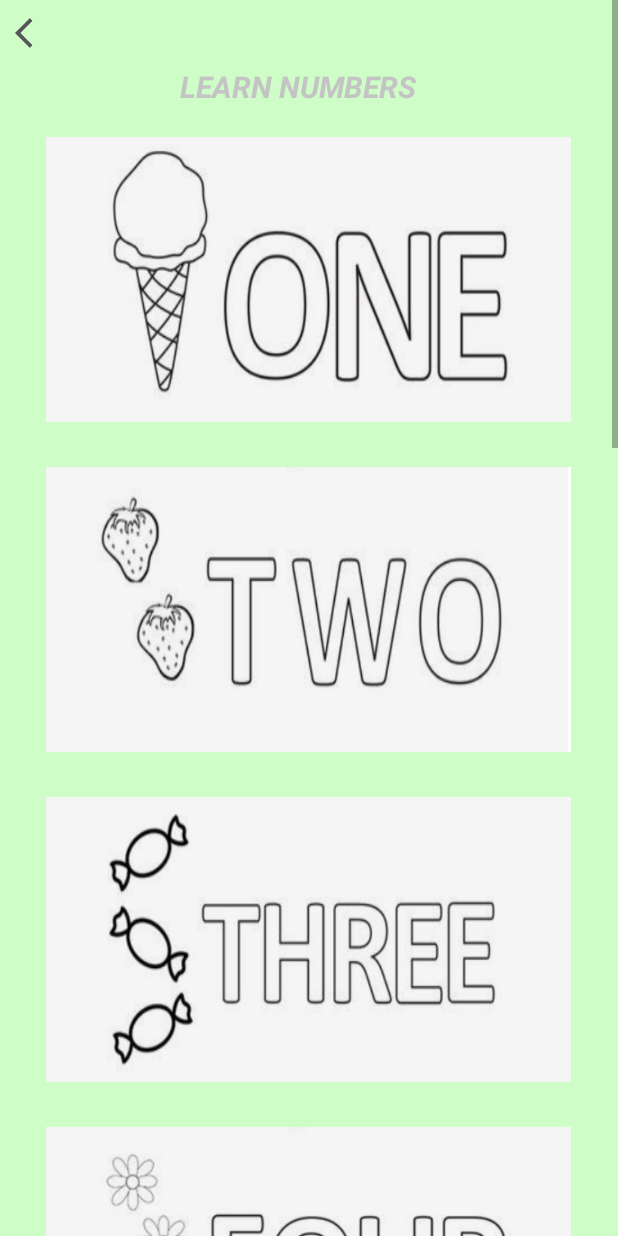
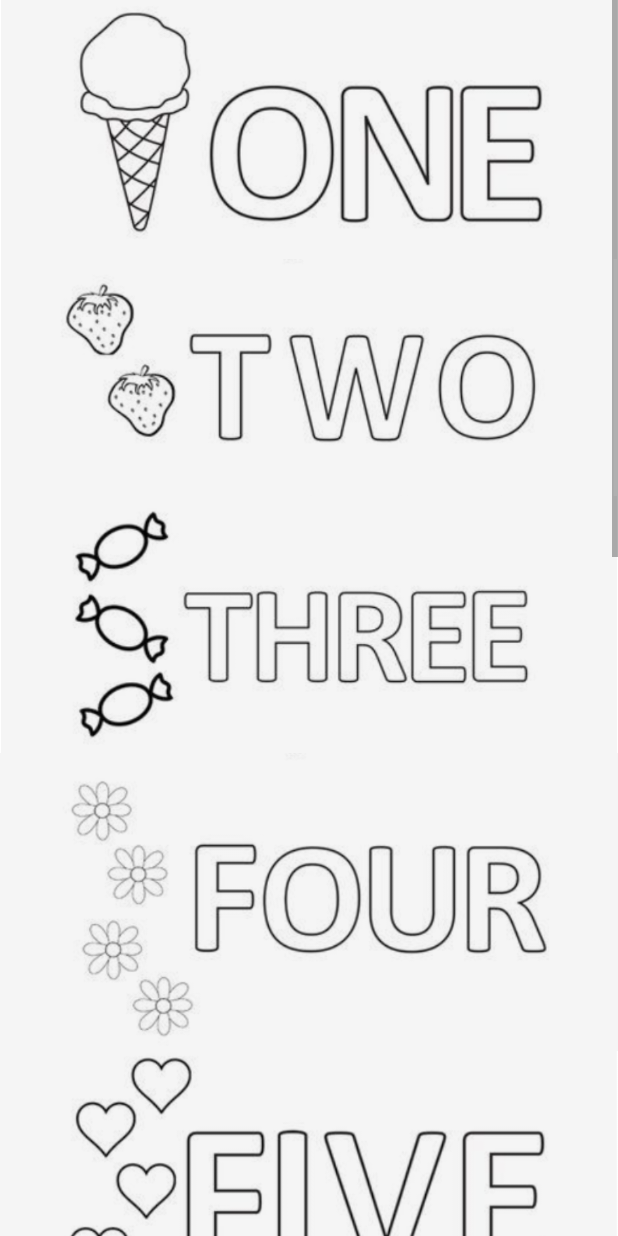
Before and after one commit to Linda-Imeri/ABCZone, an Android app: the layout activity_numbers.xml on its own in the app's theme, with its tools: preview values and no code run, on a phone screen of 412 x 824 dp. Run offline under Robolectric (Android 15) with nearby library versions, the phone set to English and light mode, and no system bars.

Commit message:
Numbers edited

```diff
--- a/app/src/main/java/com/example/abczone/MainActivity.java
+++ b/app/src/main/java/com/example/abczone/MainActivity.java
@@ -21,7 +21,7 @@ public class MainActivity extends AppCompatActivity {
         new Handler().postDelayed(new Runnable() {
             @Override
             public void run() {
-                Intent i = new Intent(getApplicationContext(), MainZone.class);
+                Intent i = new Intent(getApplicationContext(), Login.class);
                 startActivity(i);
             }
         }, 6000);
--- a/app/src/main/java/com/example/abczone/MainFragment.java
+++ b/app/src/main/java/com/example/abczone/MainFragment.java
@@ -87,7 +87,7 @@ public class MainFragment extends Fragment implements View.OnClickListener{
                 break;
 
             case R.id.learnmonths:
-                Intent intentMonths=new Intent(getActivity().getApplicationContext(), Months2.class);
+                Intent intentMonths=new Intent(getActivity().getApplicationContext(), MonthsDays.class);
                 startActivity(intentMonths);
                 break;
     }
--- a/app/src/main/res/layout/activity_numbers.xml
+++ b/app/src/main/res/layout/activity_numbers.xml
@@ -4,145 +4,94 @@
     xmlns:tools="http://schemas.android.com/tools"
     android:layout_width="match_parent"
     android:layout_height="match_parent"
-    android:layout_marginTop="0dp"
-    android:background="#CEFDC7"
     tools:context=".Numbers">
-
 
     <LinearLayout
         android:layout_width="match_parent"
-        android:layout_height="wrap_content"
-        android:padding="10dp"
+        android:layout_height="match_parent"
         android:orientation="vertical">
 
-        <RelativeLayout
-            android:layout_width="wrap_content"
-            android:layout_height="wrap_content">
+        <ImageView
+            android:id="@+id/one"
+            android:layout_width="fill_parent"
+            android:layout_height="fill_parent"
+            android:adjustViewBounds="true"
 
-            <ImageView
-                android:id="@+id/back_icon"
-                android:layout_width="wrap_content"
-                android:layout_height="wrap_content"
+            app:srcCompat="@drawable/_one" />
 
-                app:srcCompat="@drawable/back" />
+        <ImageView
+            android:id="@+id/two"
+            android:layout_width="fill_parent"
+            android:layout_height="fill_parent"
+            android:adjustViewBounds="true"
 
-        </RelativeLayout>
+            app:srcCompat="@drawable/two" />
 
-        <TextView
-            android:layout_width="wrap_content"
-            android:layout_height="wrap_content"
-            android:layout_marginStart="100dp"
-            android:layout_marginBottom="-30dp"
+        <ImageView
+            android:id="@+id/three"
+            android:layout_width="fill_parent"
+            android:layout_height="fill_parent"
+            android:adjustViewBounds="true"
 
-            android:textColor="#C3C4C3"
-            android:padding="10dp"
-            android:text="Learn Numbers"
-            android:textAllCaps="true"
-            android:textSize="20sp"
-            android:textStyle="bold|italic" />
+            app:srcCompat="@drawable/_three" />
 
-        <RelativeLayout
-            android:layout_width="350dp"
-            android:layout_gravity="center"
-            android:layout_height="190dp"
-            android:layout_marginTop="40dp"
-            android:background="@drawable/_one">
+        <ImageView
+            android:id="@+id/four"
+            android:layout_width="fill_parent"
+            android:layout_height="fill_parent"
+            android:adjustViewBounds="true"
 
-        </RelativeLayout>
+            app:srcCompat="@drawable/_four" />
 
-        <RelativeLayout
-            android:layout_width="350dp"
-            android:layout_gravity="center"
-            android:layout_marginTop="30dp"
-            android:layout_height="190dp"
-            android:background="@drawable/two">
+        <ImageView
+            android:id="@+id/five"
+            android:layout_width="fill_parent"
+            android:layout_height="fill_parent"
+            android:adjustViewBounds="true"
 
-        </RelativeLayout>
+            app:srcCompat="@drawable/_five" />
 
-        <RelativeLayout
-            android:layout_width="350dp"
-            android:layout_height="190dp"
-            android:layout_gravity="center"
-            android:layout_marginTop="30dp"
-            android:background="@drawable/_three">
+        <ImageView
+            android:id="@+id/six"
+            android:layout_width="fill_parent"
+            android:layout_height="fill_parent"
+            android:adjustViewBounds="true"
 
+            app:srcCompat="@drawable/_six" />
 
+        <ImageView
+            android:id="@+id/seven"
+            android:layout_width="fill_parent"
+            android:layout_height="fill_parent"
+            android:adjustViewBounds="true"
 
-        </RelativeLayout>
+            app:srcCompat="@drawable/_seven" />
 
-        <RelativeLayout
-            android:layout_width="350dp"
-            android:layout_gravity="center"
-            android:layout_height="190dp"
-            android:layout_marginTop="30dp"
-            android:background="@drawable/_four">
+        <ImageView
+            android:id="@+id/eight"
+            android:layout_width="fill_parent"
+            android:layout_height="fill_parent"
+            android:adjustViewBounds="true"
 
+            app:srcCompat="@drawable/_eight" />
 
-        </RelativeLayout>
+        <ImageView
+            android:id="@+id/nine"
+            android:layout_width="fill_parent"
+            android:layout_height="fill_parent"
+            android:adjustViewBounds="true"
 
-        <RelativeLayout
-            android:layout_width="350dp"
-            android:layout_gravity="center"
-            android:layout_height="190dp"
-            android:layout_marginTop="30dp"
-            android:background="@drawable/_five">
+            app:srcCompat="@drawable/_nine" />
 
+        <ImageView
+            android:id="@+id/ten"
+            android:layout_width="fill_parent"
+            android:layout_height="fill_parent"
+            android:adjustViewBounds="true"
 
-
-        </RelativeLayout>
-
-        <RelativeLayout
-            android:layout_width="350dp"
-            android:layout_gravity="center"
-            android:layout_height="190dp"
-            android:layout_marginTop="30dp"
-            android:background="@drawable/_six">
-
-
-
-        </RelativeLayout>
-        <RelativeLayout
-            android:layout_width="350dp"
-            android:layout_gravity="center"
-            android:layout_height="190dp"
-            android:layout_marginTop="30dp"
-            android:background="@drawable/_seven">
-
-
-
-        </RelativeLayout>
-        <RelativeLayout
-            android:layout_width="350dp"
-            android:layout_gravity="center"
-            android:layout_height="190dp"
-            android:layout_marginTop="30dp"
-            android:background="@drawable/_eight">
-
-
-
-        </RelativeLayout>
-        <RelativeLayout
-            android:layout_width="350dp"
-            android:layout_gravity="center"
-            android:layout_height="190dp"
-            android:layout_marginTop="30dp"
-            android:background="@drawable/_nine">
-
-
-
-        </RelativeLayout>
-        <RelativeLayout
-            android:layout_width="350dp"
-            android:layout_gravity="center"
-            android:layout_height="190dp"
-            android:layout_marginTop="30dp"
-            android:background="@drawable/_ten">
-
-
-
-        </RelativeLayout>
-
+            app:srcCompat="@drawable/_ten" />
 
     </LinearLayout>
 
+
 </ScrollView>
```
